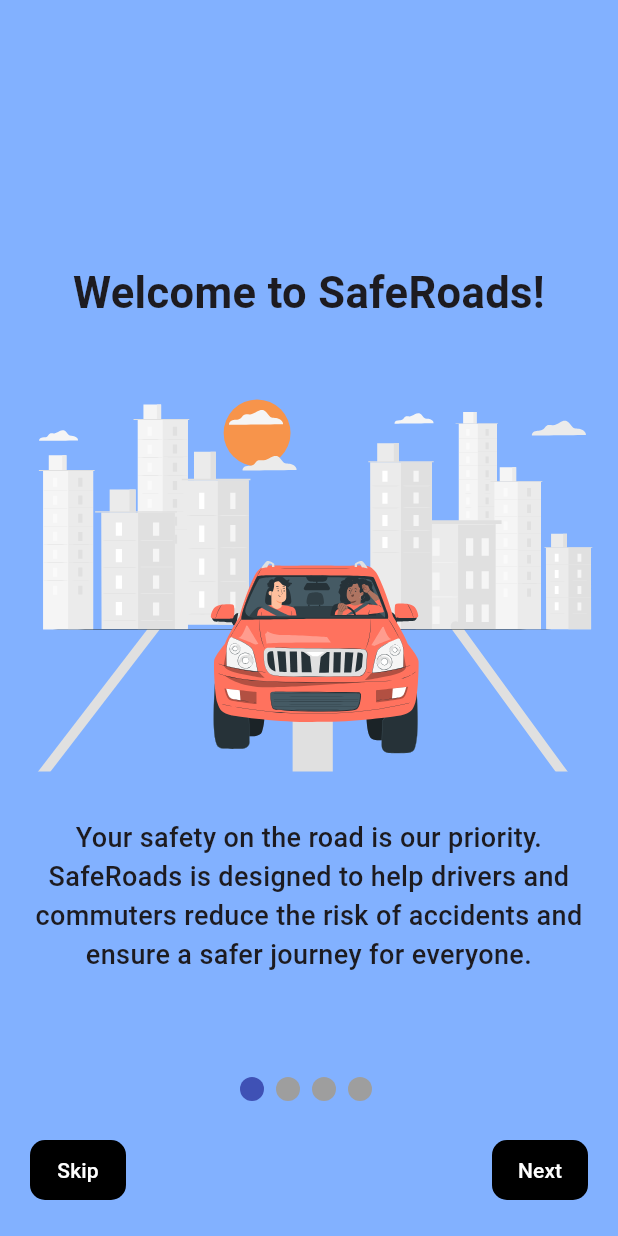
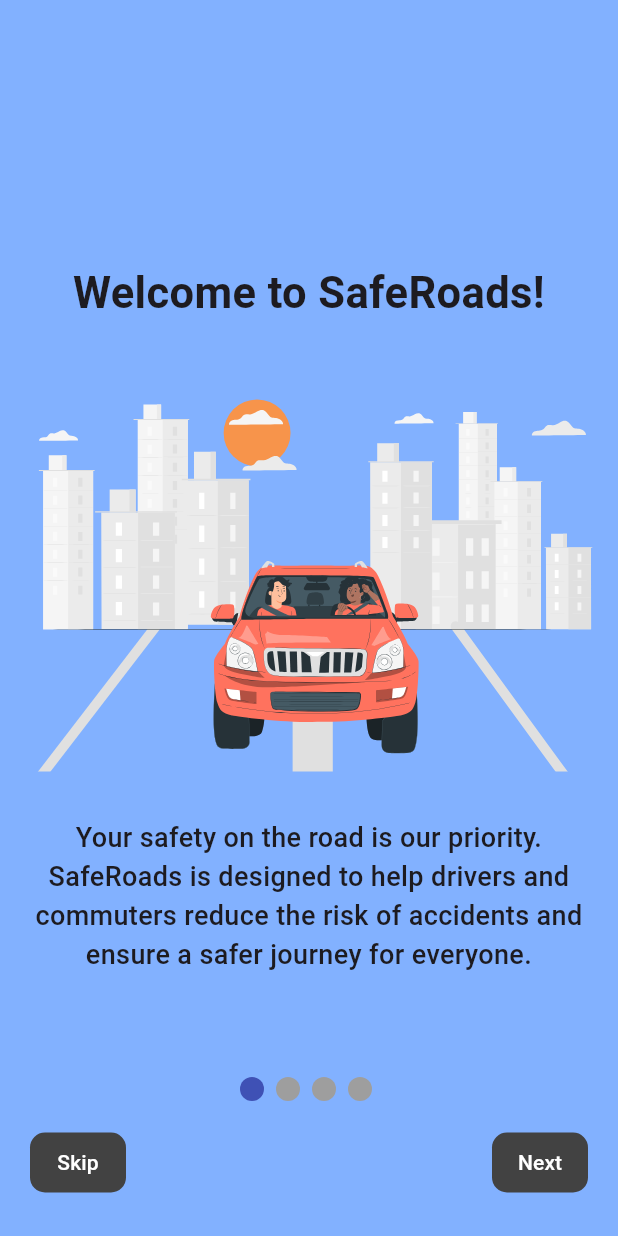
Before and after one commit to Safe-Gaurd/Safe-Gaurd-Application, a Flutter app: the screen it shows after launch, on a phone screen of 412 x 824 dp. Run offline on Flutter 3.47's test engine with Material 3 defaults, Android fonts, the phone set to English and light mode, and no system bars; drawn by our look-alikes of smooth_page_indicator; our stand-ins replace lottie.

Commit message:
changes in ui of onboarding screen

```diff
--- a/lib/screens/onboarding/onboarding_main.dart
+++ b/lib/screens/onboarding/onboarding_main.dart
@@ -79,39 +79,43 @@ class OnboardingMainScreenState extends State<OnboardingMainScreen> {
             ),
           ),
 
-          Positioned(
-            bottom: 20,
+
+          isLastPage
+          ? Positioned(
+            bottom: 25,
+            left: 150,
+            child: CustomElevatedButton(
+                          backgroundColor: Colors.teal,
+                          foregroundColor: Colors.white,
+                          onPressed: () {
+                            Navigator.of(context).pushReplacement(
+                              MaterialPageRoute(
+                                builder: (context) => const LoginScreen(),
+                              ),
+                            );
+                          },
+                          text: "Get Started",
+                        ),
+          )
+          :
+            Positioned(
+            bottom: 25,
             left: 20,
             right: 20,
             child: Row(
               mainAxisAlignment: MainAxisAlignment.spaceBetween,
-              children: [
-                isLastPage
-                    ? const SizedBox()
-                    : CustomTextButton(
-                      backgroundColor: Colors.black,
+              children:
+                  [
+                     CustomTextButton(
+                      backgroundColor: Colors.grey[800],
                       foregroundColor: Colors.white,
                       text: "Skip",
                       onPressed: () {
                           controller.jumpToPage(3);
                         },
                       ),
-
-                isLastPage
-                    ? CustomElevatedButton(
-                        backgroundColor: Colors.blue,
-                        foregroundColor: Colors.white,
-                        onPressed: () {
-                          Navigator.of(context).pushReplacement(
-                            MaterialPageRoute(
-                              builder: (context) => const LoginScreen(),
-                            ),
-                          );
-                        },
-                        text: "Get Started",
-                      )
-                    : CustomTextButton(
-                      backgroundColor: Colors.black,
+                    CustomTextButton(
+                      backgroundColor: Colors.grey[800],
                       foregroundColor: Colors.white,
                       text: "Next",
                       onPressed: () {
```
